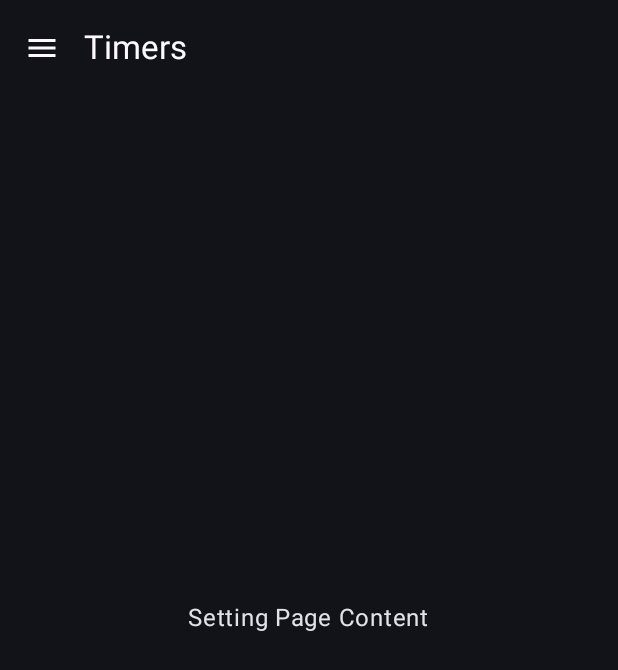
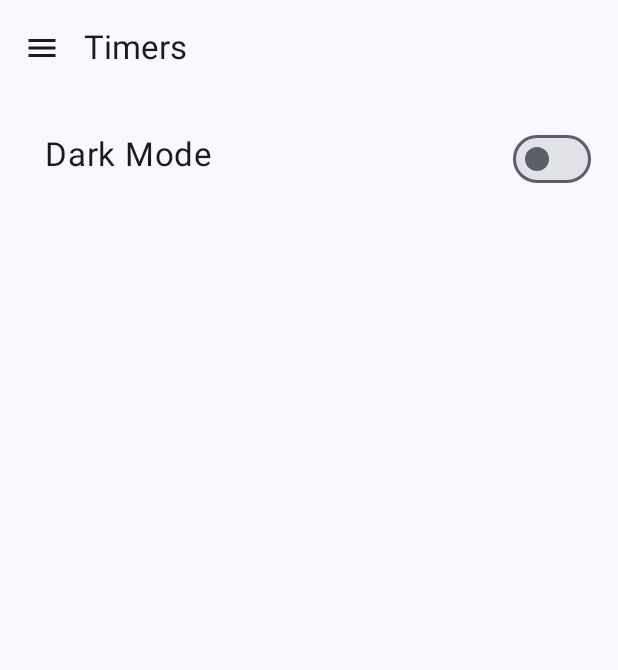
Before and after one commit to GutorovPavel/JetpackCompose_TabataTimer, an Android app built with Jetpack Compose: the SettingsScreen screen opened through its navigation route, on a phone screen of 412 x 824 dp. Shown: the top 670 px of the screen. Run offline under Robolectric (Android 15) with nearby library versions, the phone set to English and light mode, and no system bars; our stand-ins replace Dagger/Hilt's generated code.

Commit message:
dark mode n' service

```diff
--- a/app/src/main/AndroidManifest.xml
+++ b/app/src/main/AndroidManifest.xml
@@ -28,6 +28,8 @@
                 android:name="android.app.lib_name"
                 android:value="" />
         </activity>
+
+        <service android:name=".util.MyService" android:enabled="true"/>
     </application>
 
 </manifest>
--- a/app/src/main/java/com/example/tabatatimer/MainActivity.kt
+++ b/app/src/main/java/com/example/tabatatimer/MainActivity.kt
@@ -1,12 +1,15 @@
 package com.example.tabatatimer
 
 import android.annotation.SuppressLint
+import android.content.Intent
 import android.os.Bundle
 import androidx.activity.ComponentActivity
 import androidx.activity.compose.setContent
 import androidx.compose.material.icons.Icons
 import androidx.compose.material.icons.filled.*
 import androidx.compose.material3.*
+import androidx.compose.runtime.mutableStateOf
+import androidx.compose.runtime.remember
 import androidx.compose.runtime.rememberCoroutineScope
 import androidx.compose.ui.graphics.Color
 import androidx.navigation.NavType
@@ -19,7 +22,9 @@ import com.example.tabatatimer.ui.theme.TabataTimerTheme
 import com.example.tabatatimer.ui.theme.add_todo.AddToDoScreen
 import com.example.tabatatimer.ui.theme.navigation_drawer.DrawContent
 import com.example.tabatatimer.ui.theme.todo_list.ToDoListScreen
+import com.example.tabatatimer.util.MyService
 import com.example.tabatatimer.util.Routes
+import com.example.tabatatimer.util.SettingsBundle
 import dagger.hilt.android.AndroidEntryPoint
 import kotlinx.coroutines.launch
 
@@ -29,8 +34,16 @@ class MainActivity : ComponentActivity() {
     @OptIn(ExperimentalMaterial3Api::class)
     override fun onCreate(savedInstanceState: Bundle?) {
         super.onCreate(savedInstanceState)
+        Intent(this, MyService::class.java).also { intent ->
+            startService(intent)
+        }
         setContent {
-            TabataTimerTheme(darkTheme = true) {
+            val isDarkModeValue = false
+            val isDarkMode = remember { mutableStateOf(isDarkModeValue) }
+
+            TabataTimerTheme(
+                darkTheme = isDarkMode.value
+            ) {
 
                 val drawerState = rememberDrawerState(initialValue = DrawerValue.Closed)
                 val scope = rememberCoroutineScope()
@@ -90,7 +103,16 @@ class MainActivity : ComponentActivity() {
                                 })
                             }
                             composable(Routes.SETTINGS) {
-                                SettingsScreen()
+                                val settings = SettingsBundle(
+                                    isDarkMode = isDarkMode.value
+                                )
+
+                                SettingsScreen(
+                                    settings = settings,
+                                    onSettingsChanged = {
+                                        isDarkMode.value = it.isDarkMode
+                                    }
+                                )
                             }
                         }
                     }
--- a/app/src/main/java/com/example/tabatatimer/Timer.kt
+++ b/app/src/main/java/com/example/tabatatimer/Timer.kt
@@ -1,5 +1,6 @@
 package com.example.tabatatimer
 
+import android.content.Intent
 import androidx.compose.foundation.Canvas
 import androidx.compose.foundation.gestures.detectTapGestures
 import androidx.compose.foundation.layout.Box
@@ -21,6 +22,7 @@ import androidx.compose.ui.unit.Dp
 import androidx.compose.ui.unit.IntSize
 import androidx.compose.ui.unit.dp
 import androidx.compose.ui.unit.sp
+import com.example.tabatatimer.util.MyService
 import kotlinx.coroutines.delay
 
 @Composable
--- a/app/src/main/java/com/example/tabatatimer/ui/theme/SettingsScreen.kt
+++ b/app/src/main/java/com/example/tabatatimer/ui/theme/SettingsScreen.kt
@@ -1,18 +1,34 @@
 package com.example.tabatatimer.ui.theme
 
-import androidx.compose.foundation.layout.Box
-import androidx.compose.foundation.layout.fillMaxSize
+import androidx.compose.foundation.layout.*
+import androidx.compose.material3.Checkbox
+import androidx.compose.material3.Switch
 import androidx.compose.material3.Text
 import androidx.compose.runtime.Composable
 import androidx.compose.ui.Alignment
 import androidx.compose.ui.Modifier
+import androidx.compose.ui.unit.dp
+import androidx.compose.ui.unit.sp
+import com.example.tabatatimer.util.SettingsBundle
 
 @Composable
 fun SettingsScreen(
+    settings: SettingsBundle,
+    onSettingsChanged: (SettingsBundle) -> Unit
 ) {
-    Box(modifier = Modifier.fillMaxSize(), contentAlignment = Alignment.Center) {
-
-        Text(text = "Setting Page Content")
-
+    Column(
+        Modifier.fillMaxSize()
+    ) {
+        Spacer(modifier = Modifier.height(60.dp))
+        Row(
+            modifier = Modifier.padding(30.dp)
+        ) {
+            Text( text = "Dark Mode", fontSize = 22.sp, modifier = Modifier.weight(1f))
+            Switch(checked = settings.isDarkMode, onCheckedChange = {
+                    onSettingsChanged.invoke(settings.copy(isDarkMode = !settings.isDarkMode))
+                },
+                modifier = Modifier.size(30.dp)
+            )
+        }
     }
 }
--- /dev/null
+++ b/app/src/main/java/com/example/tabatatimer/util/SettingsBundle.kt
@@ -0,0 +1,5 @@
+package com.example.tabatatimer.util
+
+data class SettingsBundle(
+    val isDarkMode: Boolean,
+)
```
Also changed, not shown: app/src/main/java/com/example/tabatatimer/util/MyService.kt (added, +31 -0 lines).
